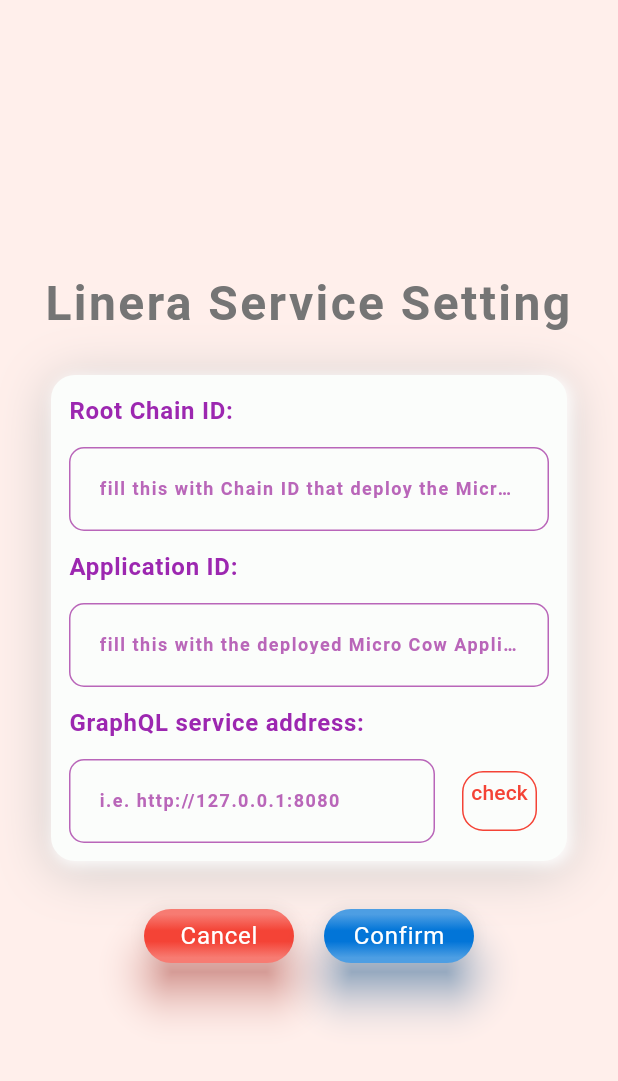
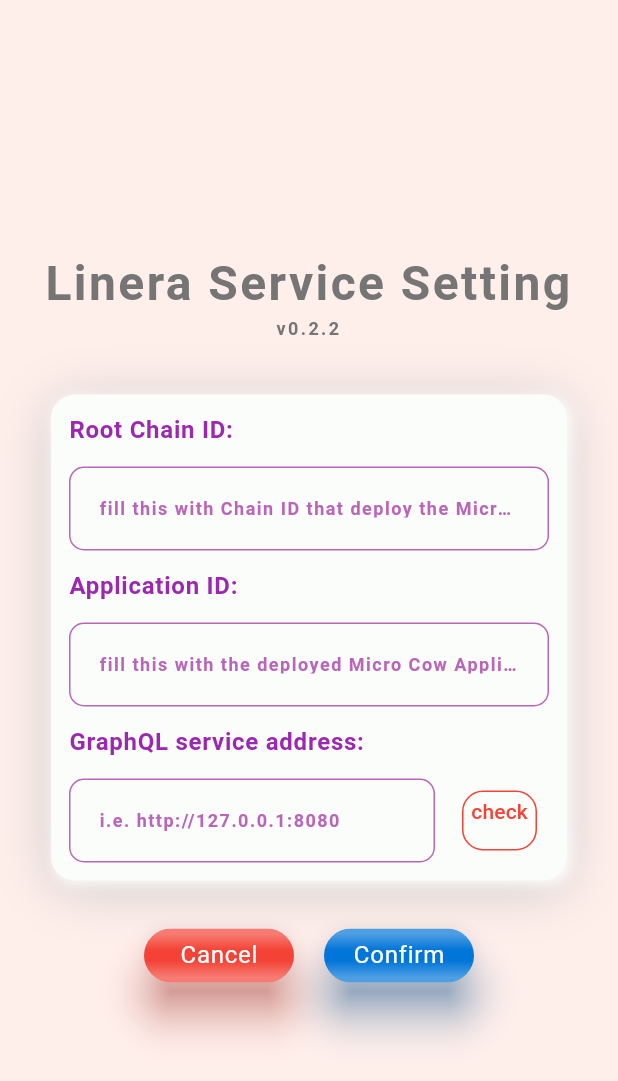
Before and after one commit to hasToDev/micro_cow_app, a Flutter app: the SettingPage screen opened by its route, on a phone screen of 412 x 824 dp. Shown: the top 1081 px of the screen. Run offline on Flutter 3.47's test engine with Material 3 defaults, Android fonts, the phone set to English and light mode, and no system bars; our stand-ins replace get_time_ago, go_router, graphql_flutter, nested, shared_preferences; accounts and stored records are empty.

Commit message:
fix setting bug

```diff
--- a/lib/main.dart
+++ b/lib/main.dart
@@ -15,6 +15,7 @@ export 'core/core.dart';
 export 'helpers/helpers.dart';
 export 'widgets/widgets.dart';
 
+const String appVersion = '0.2.2';
 const String storedChainID = 'lineraChainID';
 const String storedRootChainID = 'lineraRootChainID';
 const String storedApplicationID = 'lineraApplicationID';
--- a/lib/pages/farm_page.dart
+++ b/lib/pages/farm_page.dart
@@ -23,7 +23,7 @@ class _FarmPageState extends State<FarmPage> {
   void initState() {
     super.initState();
     controller = TextEditingController();
-    chainID = context.read<CowProvider>().lineraChainID;
+    chainID = context.read<CowProvider>().lineraPlayerChainID;
   }
 
   @override
--- a/lib/pages/home_page.dart
+++ b/lib/pages/home_page.dart
@@ -31,7 +31,7 @@ class _HomePageState extends State<HomePage> {
       if (kIsWeb || Platform.isWindows) {
         // try load storage
         bool firstLoad = context.read<CowProvider>().graphQLServiceAddress.isEmpty &&
-            context.read<CowProvider>().lineraChainID.isEmpty;
+            context.read<CowProvider>().lineraPlayerChainID.isEmpty;
 
         if (firstLoad) {
           final SharedPreferences prefs = await SharedPreferences.getInstance();
--- a/lib/pages/market_page.dart
+++ b/lib/pages/market_page.dart
@@ -25,7 +25,7 @@ class _MarketPageState extends State<MarketPage> {
   void initState() {
     super.initState();
     controller = TextEditingController();
-    chainID = context.read<CowProvider>().lineraChainID;
+    chainID = context.read<CowProvider>().lineraPlayerChainID;
   }
 
   @override
--- a/lib/pages/setting_page.dart
+++ b/lib/pages/setting_page.dart
@@ -54,7 +54,7 @@ class _SettingPageState extends State<SettingPage> {
       applicationIDController.text = context.read<CowProvider>().cowApplicationID;
 
       // try fetch and load chain id
-      String storageChainID = context.read<CowProvider>().lineraChainID;
+      String storageChainID = context.read<CowProvider>().lineraPlayerChainID;
       if (storageChainID.isNotEmpty) {
         await checkOnInitState(context, addressController.text, storageChainID);
       }
@@ -105,6 +105,31 @@ class _SettingPageState extends State<SettingPage> {
                               textAlign: TextAlign.center,
                             ),
                           ],
+                        ),
+                      );
+                    }),
+                    Builder(builder: (context) {
+                      if (containerSize == 0) return const SizedBox();
+                      return Padding(
+                        padding: const EdgeInsets.only(top: 6.0),
+                        child: SizedBox(
+                          height: 20,
+                          child: Wrap(
+                            children: [
+                              Text(
+                                'v$appVersion',
+                                style: context.style.bodySmall?.copyWith(
+                                  color: Colors.grey.shade600,
+                                  fontWeight: FontWeight.bold,
+                                  letterSpacing: 1.6,
+                                  // fontSize: 42,
+                                ),
+                                maxLines: 1,
+                                overflow: TextOverflow.ellipsis,
+                                textAlign: TextAlign.center,
+                              ),
+                            ],
+                          ),
                         ),
                       );
                     }),
--- a/pubspec.yaml
+++ b/pubspec.yaml
@@ -16,7 +16,7 @@ publish_to: 'none' # Remove this line if you wish to publish to pub.dev
 # https://developer.apple.com/library/archive/documentation/General/Reference/InfoPlistKeyReference/Articles/CoreFoundationKeys.html
 # In Windows, build-name is used as the major, minor, and patch parts
 # of the product and file versions while build-number is used as the build suffix.
-version: 0.2.1
+version: 0.2.2
 
 environment:
   sdk: '>=3.4.1 <4.0.0'
```
Also changed, not shown: lib/core/network/graphql_service.dart (+8 -6 lines), lib/core/providers/cow_provider.dart (+5 -18 lines), lib/pages/login_page.dart (+6 -6 lines), 1 other file.
